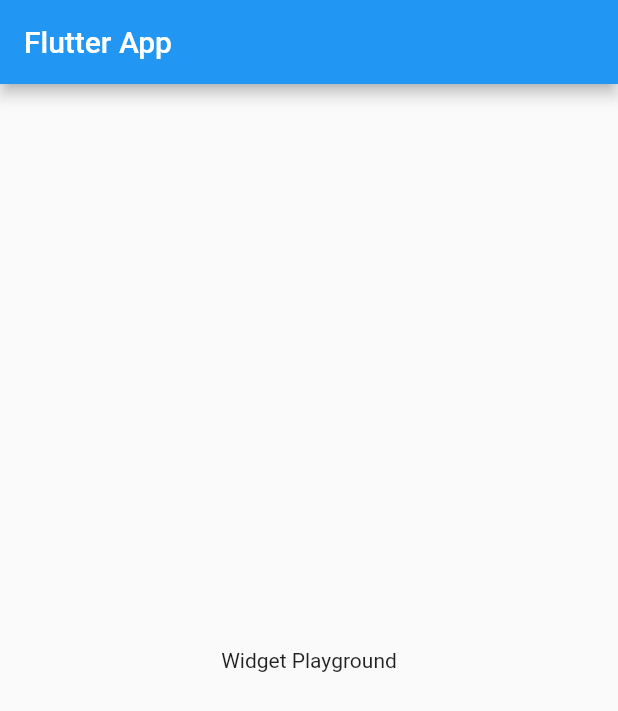
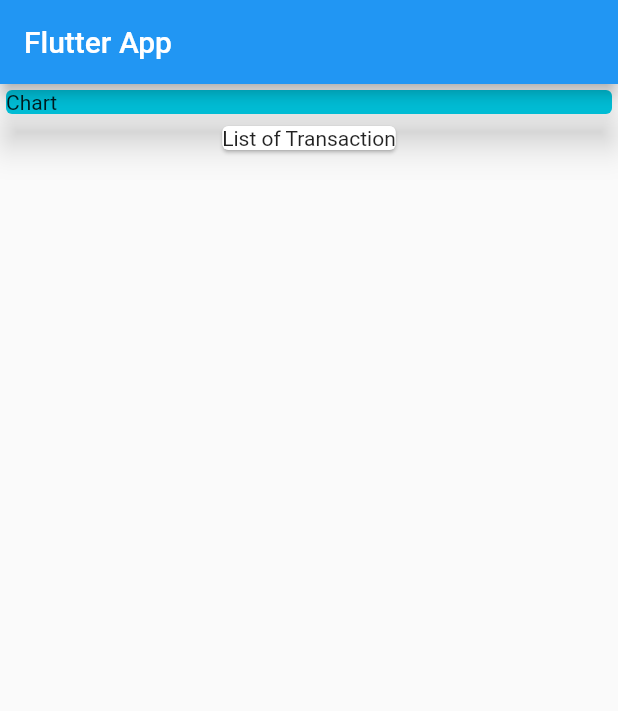
Before and after one commit to baidya07/Wallet_app, a Flutter app: the screen it shows after launch, on a phone screen of 412 x 824 dp. Shown: the top 711 px of the screen. Run offline on Flutter 3.47's test engine with Material 2 defaults, Android fonts, the phone set to English and light mode, and no system bars.

Commit message:
adding transaction model and transaction data

```diff
--- a/lib/main.dart
+++ b/lib/main.dart
@@ -1,4 +1,5 @@
 import 'package:flutter/material.dart';
+import 'transaction.dart';
 
 void main() {
   runApp(MyApp());
@@ -16,15 +17,41 @@ class MyApp extends StatelessWidget {
 }
 
 class MyHomePage extends StatelessWidget {
+  final List<Transaction> transactions = [
+    Transaction(
+      id: 't1',
+      title: 'New Shoes',
+      amount: 69.99,
+      date: DateTime.now(),
+    ),
+    Transaction(
+      id: 't2',
+      title: 'weekly Groceries',
+      amount: 16.53,
+      date: DateTime.now(),
+    ),
+  ];
+
   @override
   Widget build(BuildContext context) {
     return Scaffold(
-      appBar: AppBar(
-        title: Text('Flutter App'),
-      ),
-      body: Center(
-        child: Text('Widget Playground'),
-      ),
-    );
+        appBar: AppBar(
+          title: Text('Flutter App'),
+        ),
+        body: Column(
+          children: [
+            Container(
+              width: double.infinity,
+              child: Card(
+                color: Colors.cyan,
+                child: Text('Chart'),
+                elevation: 10.0,
+              ),
+            ),
+            Card(
+              child: Text('List of Transaction'),
+            ),
+          ],
+        ));
   }
 }
```
